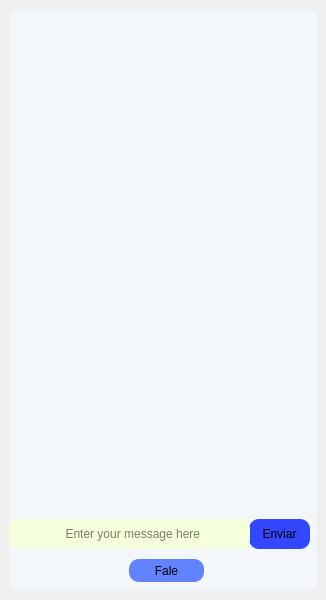
First picture: the form in TELA_PRINCIPAL.ui, repository carloscelestino1/assistenteVirtual, before the edit.
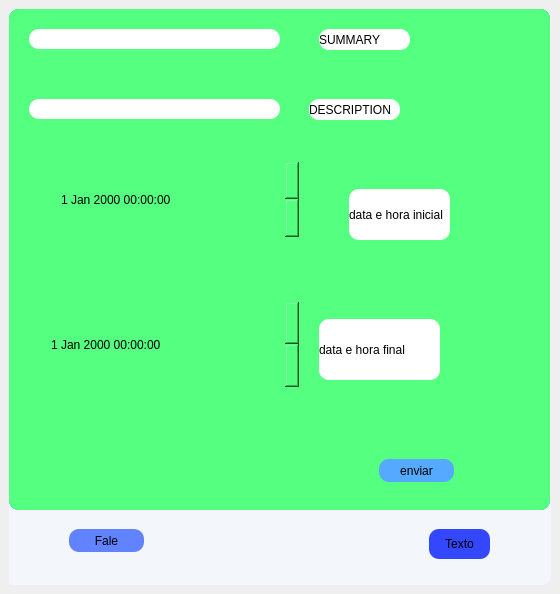
Second picture: the form after the edit. Icons and pictures are not drawn.

Patch:
```diff
--- a/TELA_PRINCIPAL.ui
+++ b/TELA_PRINCIPAL.ui
@@ -6,8 +6,8 @@
    <rect>
     <x>0</x>
     <y>0</y>
-    <width>326</width>
-    <height>600</height>
+    <width>560</width>
+    <height>594</height>
    </rect>
   </property>
   <property name="windowTitle">
@@ -34,8 +34,8 @@
           <rect>
            <x>0</x>
            <y>0</y>
-           <width>306</width>
-           <height>580</height>
+           <width>540</width>
+           <height>574</height>
           </rect>
          </property>
          <widget class="QScrollArea" name="scrollArea">
@@ -68,65 +68,11 @@
              <height>71</height>
             </rect>
            </property>
-           <widget class="QPushButton" name="pushButton">
-            <property name="geometry">
-             <rect>
-              <x>240</x>
-              <y>0</y>
-              <width>61</width>
-              <height>30</height>
-             </rect>
-            </property>
-            <property name="layoutDirection">
-             <enum>Qt::LeftToRight</enum>
-            </property>
-            <property name="autoFillBackground">
-             <bool>false</bool>
-            </property>
-            <property name="styleSheet">
-             <string notr="true">background-color: rgb(51, 71, 255);</string>
-            </property>
-            <property name="text">
-             <string>Enviar</string>
-            </property>
-            <property name="icon">
-             <iconset resource="sources.qrc">
-              <normaloff>:/sources/arrow-34-24.ico</normaloff>:/sources/arrow-34-24.ico</iconset>
-            </property>
-           </widget>
-           <widget class="QLineEdit" name="lineEdit">
-            <property name="geometry">
-             <rect>
-              <x>0</x>
-              <y>0</y>
-              <width>241</width>
-              <height>30</height>
-             </rect>
-            </property>
-            <property name="styleSheet">
-             <string notr="true">background-color: rgb(246, 255, 219);</string>
-            </property>
-            <property name="text">
-             <string/>
-            </property>
-            <property name="maxLength">
-             <number>32767</number>
-            </property>
-            <property name="alignment">
-             <set>Qt::AlignCenter</set>
-            </property>
-            <property name="placeholderText">
-             <string>  Enter your message here</string>
-            </property>
-            <property name="cursorMoveStyle">
-             <enum>Qt::LogicalMoveStyle</enum>
-            </property>
-           </widget>
            <widget class="QPushButton" name="pushButton_2">
             <property name="geometry">
              <rect>
-              <x>120</x>
-              <y>40</y>
+              <x>60</x>
+              <y>10</y>
               <width>75</width>
               <height>23</height>
              </rect>
@@ -147,16 +93,273 @@
          <widget class="QLabel" name="label">
           <property name="geometry">
            <rect>
-            <x>10</x>
+            <x>0</x>
             <y>0</y>
-            <width>291</width>
-            <height>471</height>
+            <width>541</width>
+            <height>501</height>
            </rect>
           </property>
+          <property name="styleSheet">
+           <string notr="true">background-color: rgb(85, 255, 127);</string>
+          </property>
           <property name="text">
            <string/>
           </property>
          </widget>
+         <widget class="QPushButton" name="pushButton">
+          <property name="geometry">
+           <rect>
+            <x>420</x>
+            <y>520</y>
+            <width>61</width>
+            <height>30</height>
+           </rect>
+          </property>
+          <property name="layoutDirection">
+           <enum>Qt::LeftToRight</enum>
+          </property>
+          <property name="autoFillBackground">
+           <bool>false</bool>
+          </property>
+          <property name="styleSheet">
+           <string notr="true">background-color: rgb(51, 71, 255);</string>
+          </property>
+          <property name="text">
+           <string>Texto</string>
+          </property>
+          <property name="icon">
+           <iconset resource="sources.qrc">
+            <normaloff>:/sources/arrow-34-24.ico</normaloff>:/sources/arrow-34-24.ico</iconset>
+          </property>
+         </widget>
+         <widget class="QFrame" name="frame">
+          <property name="geometry">
+           <rect>
+            <x>0</x>
+            <y>0</y>
+            <width>541</width>
+            <height>501</height>
+           </rect>
+          </property>
+          <property name="styleSheet">
+           <string notr="true">background-color: rgb(0, 170, 255);</string>
+          </property>
+          <property name="frameShape">
+           <enum>QFrame::StyledPanel</enum>
+          </property>
+          <property name="frameShadow">
+           <enum>QFrame::Raised</enum>
+          </property>
+          <widget class="QPushButton" name="pushButton_3">
+           <property name="geometry">
+            <rect>
+             <x>20</x>
+             <y>30</y>
+             <width>75</width>
+             <height>23</height>
+            </rect>
+           </property>
+           <property name="styleSheet">
+            <string notr="true">background-color: rgb(85, 255, 127);</string>
+           </property>
+           <property name="text">
+            <string>assistente</string>
+           </property>
+          </widget>
+          <widget class="QLabel" name="label_2">
+           <property name="geometry">
+            <rect>
+             <x>150</x>
+             <y>90</y>
+             <width>171</width>
+             <height>51</height>
+            </rect>
+           </property>
+           <property name="styleSheet">
+            <string notr="true">background-color: rgb(255, 255, 255);</string>
+           </property>
+           <property name="text">
+            <string/>
+           </property>
+          </widget>
+          <widget class="QLabel" name="label_7">
+           <property name="geometry">
+            <rect>
+             <x>150</x>
+             <y>150</y>
+             <width>171</width>
+             <height>51</height>
+            </rect>
+           </property>
+           <property name="styleSheet">
+            <string notr="true">background-color: rgb(255, 255, 255);</string>
+           </property>
+           <property name="text">
+            <string/>
+           </property>
+          </widget>
+          <widget class="QLabel" name="label_8">
+           <property name="geometry">
+            <rect>
+             <x>150</x>
+             <y>210</y>
+             <width>171</width>
+             <height>51</height>
+            </rect>
+           </property>
+           <property name="styleSheet">
+            <string notr="true">background-color: rgb(255, 255, 255);</string>
+           </property>
+           <property name="text">
+            <string/>
+           </property>
+          </widget>
+          <widget class="QFrame" name="frame_2">
+           <property name="geometry">
+            <rect>
+             <x>0</x>
+             <y>0</y>
+             <width>541</width>
+             <height>501</height>
+            </rect>
+           </property>
+           <property name="styleSheet">
+            <string notr="true">background-color: rgb(85, 255, 127);</string>
+           </property>
+           <property name="frameShape">
+            <enum>QFrame::StyledPanel</enum>
+           </property>
+           <property name="frameShadow">
+            <enum>QFrame::Raised</enum>
+           </property>
+           <widget class="QDateTimeEdit" name="dateTimeEdit">
+            <property name="geometry">
+             <rect>
+              <x>50</x>
+              <y>150</y>
+              <width>241</width>
+              <height>81</height>
+             </rect>
+            </property>
+           </widget>
+           <widget class="QDateTimeEdit" name="dateTimeEdit_2">
+            <property name="geometry">
+             <rect>
+              <x>40</x>
+              <y>290</y>
+              <width>251</width>
+              <height>91</height>
+             </rect>
+            </property>
+           </widget>
+           <widget class="QLineEdit" name="lineEdit_2">
+            <property name="geometry">
+             <rect>
+              <x>20</x>
+              <y>90</y>
+              <width>251</width>
+              <height>20</height>
+             </rect>
+            </property>
+            <property name="styleSheet">
+             <string notr="true">background-color: rgb(255, 255, 255);</string>
+            </property>
+           </widget>
+           <widget class="QLabel" name="label_3">
+            <property name="geometry">
+             <rect>
+              <x>300</x>
+              <y>90</y>
+              <width>91</width>
+              <height>21</height>
+             </rect>
+            </property>
+            <property name="styleSheet">
+             <string notr="true">background-color: rgb(255, 255, 255);</string>
+            </property>
+            <property name="text">
+             <string>DESCRIPTION</string>
+            </property>
+           </widget>
+           <widget class="QLabel" name="label_4">
+            <property name="geometry">
+             <rect>
+              <x>340</x>
+              <y>180</y>
+              <width>101</width>
+              <height>51</height>
+             </rect>
+            </property>
+            <property name="styleSheet">
+             <string notr="true">background-color: rgb(255, 255, 255);</string>
+            </property>
+            <property name="text">
+             <string>data e hora inicial</string>
+            </property>
+           </widget>
+           <widget class="QLabel" name="label_5">
+            <property name="geometry">
+             <rect>
+              <x>310</x>
+              <y>310</y>
+              <width>121</width>
+              <height>61</height>
+             </rect>
+            </property>
+            <property name="styleSheet">
+             <string notr="true">background-color: rgb(255, 255, 255);</string>
+            </property>
+            <property name="text">
+             <string>data e hora final</string>
+            </property>
+           </widget>
+           <widget class="QLineEdit" name="lineEdit_3">
+            <property name="geometry">
+             <rect>
+              <x>20</x>
+              <y>20</y>
+              <width>251</width>
+              <height>20</height>
+             </rect>
+            </property>
+            <property name="styleSheet">
+             <string notr="true">background-color: rgb(255, 255, 255);</string>
+            </property>
+           </widget>
+           <widget class="QLabel" name="label_6">
+            <property name="geometry">
+             <rect>
+              <x>310</x>
+              <y>20</y>
+              <width>91</width>
+              <height>21</height>
+             </rect>
+            </property>
+            <property name="styleSheet">
+             <string notr="true">background-color: rgb(255, 255, 255);</string>
+            </property>
+            <property name="text">
+             <string>SUMMARY</string>
+            </property>
+           </widget>
+          </widget>
+         </widget>
+         <widget class="QPushButton" name="pushButton_4">
+          <property name="geometry">
+           <rect>
+            <x>370</x>
+            <y>450</y>
+            <width>75</width>
+            <height>23</height>
+           </rect>
+          </property>
+          <property name="styleSheet">
+           <string notr="true">background-color: rgb(85, 170, 255);</string>
+          </property>
+          <property name="text">
+           <string>enviar</string>
+          </property>
+         </widget>
         </widget>
        </widget>
       </item>
```
